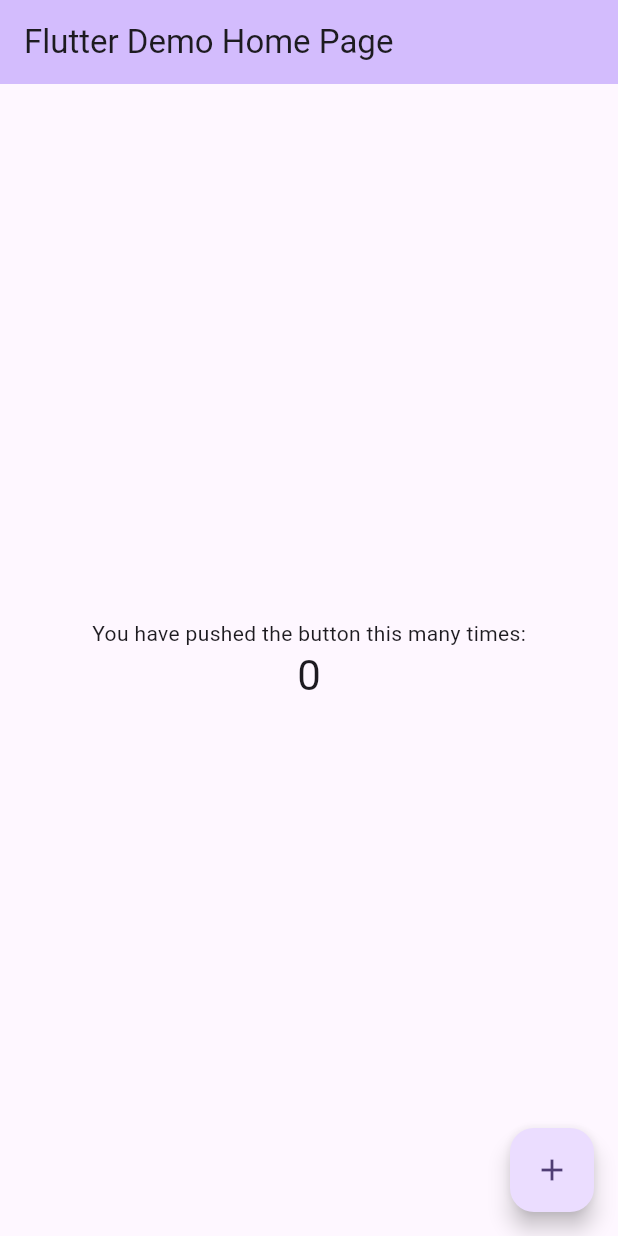
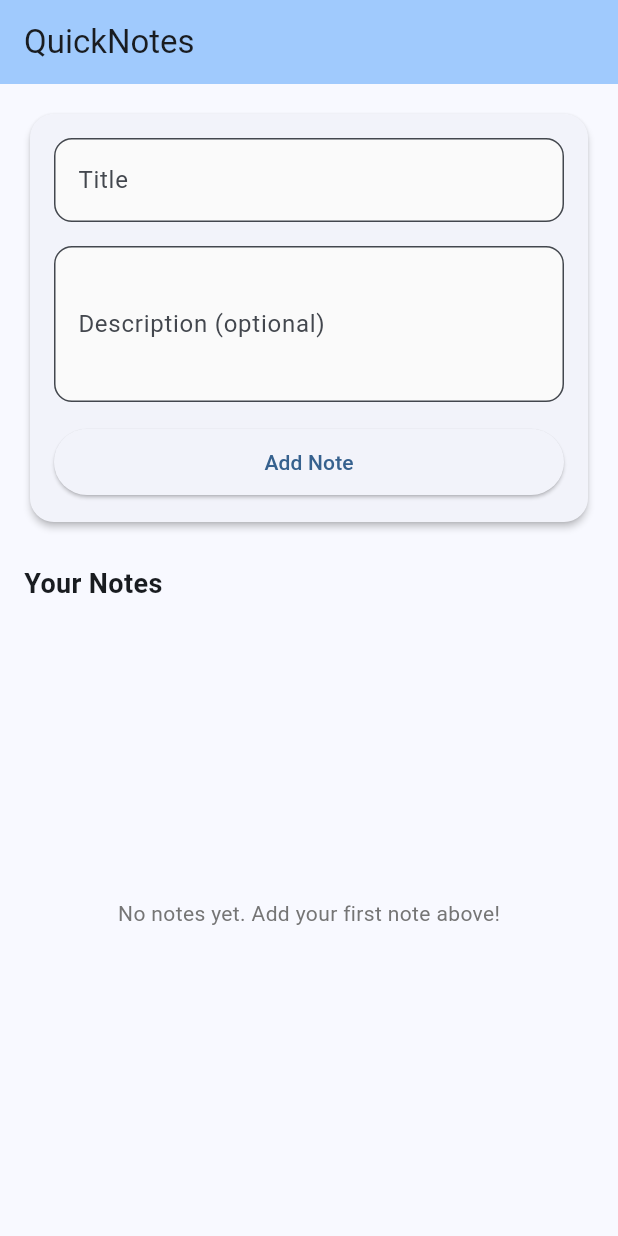
Before and after one commit to benprice2/quick_notes_flutter, a Flutter app: the screen it shows after launch, on a phone screen of 412 x 824 dp. Run offline on Flutter 3.47's test engine with Material 3 defaults, Android fonts, the phone set to English and light mode, and no system bars.

Commit message:
feat: create main layout with note input and submit button

```diff
--- a/lib/main.dart
+++ b/lib/main.dart
@@ -1,4 +1,5 @@
 import 'package:flutter/material.dart';
+import 'models/note.dart';
 
 void main() {
   runApp(const MyApp());
@@ -7,116 +8,182 @@ void main() {
 class MyApp extends StatelessWidget {
   const MyApp({super.key});
 
-  // This widget is the root of your application.
   @override
   Widget build(BuildContext context) {
     return MaterialApp(
-      title: 'Flutter Demo',
+      title: 'QuickNotes',
       theme: ThemeData(
-        // This is the theme of your application.
-        //
-        // TRY THIS: Try running your application with "flutter run". You'll see
-        // the application has a purple toolbar. Then, without quitting the app,
-        // try changing the seedColor in the colorScheme below to Colors.green
-        // and then invoke "hot reload" (save your changes or press the "hot
-        // reload" button in a Flutter-supported IDE, or press "r" if you used
-        // the command line to start the app).
-        //
-        // Notice that the counter didn't reset back to zero; the application
-        // state is not lost during the reload. To reset the state, use hot
-        // restart instead.
-        //
-        // This works for code too, not just values: Most code changes can be
-        // tested with just a hot reload.
-        colorScheme: ColorScheme.fromSeed(seedColor: Colors.deepPurple),
+        colorScheme: ColorScheme.fromSeed(
+          seedColor: Colors.blue,
+          brightness: Brightness.light,
+        ),
+        useMaterial3: true,
+        appBarTheme: const AppBarTheme(
+          elevation: 0,
+          centerTitle: false,
+        ),
+        inputDecorationTheme: InputDecorationTheme(
+          border: OutlineInputBorder(
+            borderRadius: BorderRadius.circular(12),
+          ),
+          filled: true,
+          fillColor: Colors.grey.shade50,
+        ),
       ),
-      home: const MyHomePage(title: 'Flutter Demo Home Page'),
+      home: const NotesHomePage(),
     );
   }
 }
 
-class MyHomePage extends StatefulWidget {
-  const MyHomePage({super.key, required this.title});
-
-  // This widget is the home page of your application. It is stateful, meaning
-  // that it has a State object (defined below) that contains fields that affect
-  // how it looks.
-
-  // This class is the configuration for the state. It holds the values (in this
-  // case the title) provided by the parent (in this case the App widget) and
-  // used by the build method of the State. Fields in a Widget subclass are
-  // always marked "final".
-
-  final String title;
+class NotesHomePage extends StatefulWidget {
+  const NotesHomePage({super.key});
 
   @override
-  State<MyHomePage> createState() => _MyHomePageState();
+  State<NotesHomePage> createState() => _NotesHomePageState();
 }
 
-class _MyHomePageState extends State<MyHomePage> {
-  int _counter = 0;
+class _NotesHomePageState extends State<NotesHomePage> {
+  // List to store notes
+  final List<Note> _notes = [];
 
-  void _incrementCounter() {
+  // Controllers for the text fields
+  final TextEditingController _titleController = TextEditingController();
+  final TextEditingController _descriptionController = TextEditingController();
+
+  // Focus nodes to manage keyboard focus
+  final FocusNode _titleFocus = FocusNode();
+  final FocusNode _descriptionFocus = FocusNode();
+
+  // Add a new note to the list
+  void _addNote() {
+    // Validate that title is not empty
+    final title = _titleController.text.trim();
+    if (title.isEmpty) {
+      // Show error message
+      ScaffoldMessenger.of(context).showSnackBar(
+        const SnackBar(content: Text('Please enter a title for your note')),
+      );
+      return;
+    }
+
+    // Create a new note
+    final newNote = Note(
+      id: DateTime.now().millisecondsSinceEpoch.toString(),
+      title: title,
+      description: _descriptionController.text.trim(),
+      createdAt: DateTime.now(),
+    );
+
+    // Add the note to the list and update the UI
     setState(() {
-      // This call to setState tells the Flutter framework that something has
-      // changed in this State, which causes it to rerun the build method below
-      // so that the display can reflect the updated values. If we changed
-      // _counter without calling setState(), then the build method would not be
-      // called again, and so nothing would appear to happen.
-      _counter++;
+      _notes.insert(0, newNote); // Add to the beginning for reverse chronological order
+      _titleController.clear();
+      _descriptionController.clear();
     });
+
+    // Return focus to title field for quick note entry
+    _titleFocus.requestFocus();
+  }
+
+  @override
+  void dispose() {
+    _titleController.dispose();
+    _descriptionController.dispose();
+    _titleFocus.dispose();
+    _descriptionFocus.dispose();
+    super.dispose();
   }
 
   @override
   Widget build(BuildContext context) {
-    // This method is rerun every time setState is called, for instance as done
-    // by the _incrementCounter method above.
-    //
-    // The Flutter framework has been optimized to make rerunning build methods
-    // fast, so that you can just rebuild anything that needs updating rather
-    // than having to individually change instances of widgets.
     return Scaffold(
       appBar: AppBar(
-        // TRY THIS: Try changing the color here to a specific color (to
-        // Colors.amber, perhaps?) and trigger a hot reload to see the AppBar
-        // change color while the other colors stay the same.
         backgroundColor: Theme.of(context).colorScheme.inversePrimary,
-        // Here we take the value from the MyHomePage object that was created by
-        // the App.build method, and use it to set our appbar title.
-        title: Text(widget.title),
+        title: const Text('QuickNotes'),
       ),
-      body: Center(
-        // Center is a layout widget. It takes a single child and positions it
-        // in the middle of the parent.
+      body: Padding(
+        padding: const EdgeInsets.all(16.0),
         child: Column(
-          // Column is also a layout widget. It takes a list of children and
-          // arranges them vertically. By default, it sizes itself to fit its
-          // children horizontally, and tries to be as tall as its parent.
-          //
-          // Column has various properties to control how it sizes itself and
-          // how it positions its children. Here we use mainAxisAlignment to
-          // center the children vertically; the main axis here is the vertical
-          // axis because Columns are vertical (the cross axis would be
-          // horizontal).
-          //
-          // TRY THIS: Invoke "debug painting" (choose the "Toggle Debug Paint"
-          // action in the IDE, or press "p" in the console), to see the
-          // wireframe for each widget.
-          mainAxisAlignment: MainAxisAlignment.center,
-          children: <Widget>[
-            const Text('You have pushed the button this many times:'),
-            Text(
-              '$_counter',
-              style: Theme.of(context).textTheme.headlineMedium,
+          crossAxisAlignment: CrossAxisAlignment.stretch,
+          children: [
+            // Note input section
+            Card(
+              elevation: 2,
+              shape: RoundedRectangleBorder(
+                borderRadius: BorderRadius.circular(16),
+              ),
+              child: Padding(
+                padding: const EdgeInsets.all(16.0),
+                child: Column(
+                  crossAxisAlignment: CrossAxisAlignment.stretch,
+                  children: [
+                    // Title input field
+                    TextField(
+                      controller: _titleController,
+                      focusNode: _titleFocus,
+                      decoration: const InputDecoration(
+                        labelText: 'Title',
+                        hintText: 'Enter note title',
+                      ),
+                      textInputAction: TextInputAction.next,
+                      onSubmitted: (_) {
+                        _descriptionFocus.requestFocus();
+                      },
+                    ),
+                    const SizedBox(height: 16),
+
+                    // Description input field
+                    TextField(
+                      controller: _descriptionController,
+                      focusNode: _descriptionFocus,
+                      decoration: const InputDecoration(
+                        labelText: 'Description (optional)',
+                        hintText: 'Enter note description',
+                      ),
+                      maxLines: 3,
+                    ),
+                    const SizedBox(height: 16),
+
+                    // Add note button
+                    ElevatedButton(
+                      onPressed: () {
+                        _addNote();
+                      },
+                      style: ElevatedButton.styleFrom(
+                        padding: const EdgeInsets.symmetric(vertical: 12),
+                      ),
+                      child: const Text('Add Note'),
+                    ),
+                  ],
+                ),
+              ),
+            ),
+
+            const SizedBox(height: 24),
+
+            // Notes list section header
+            const Text(
+              'Your Notes',
+              style: TextStyle(
+                fontSize: 18,
+                fontWeight: FontWeight.bold,
+              ),
+            ),
+
+            const SizedBox(height: 8),
+
+            // Placeholder for notes list (will be implemented in next stages)
+            Expanded(
+              child: Center(
+                child: Text(
+                  'No notes yet. Add your first note above!',
+                  style: TextStyle(color: Colors.grey.shade600),
+                ),
+              ),
             ),
           ],
         ),
       ),
-      floatingActionButton: FloatingActionButton(
-        onPressed: _incrementCounter,
-        tooltip: 'Increment',
-        child: const Icon(Icons.add),
-      ), // This trailing comma makes auto-formatting nicer for build methods.
     );
   }
 }
```
